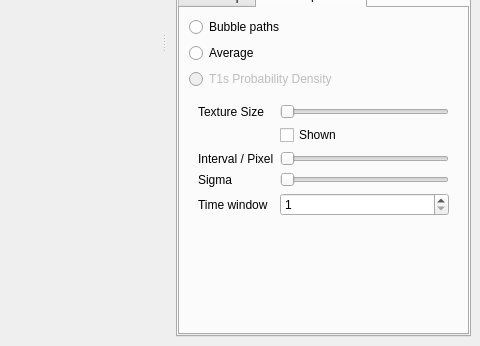
First picture: the form in MainWindow.ui, repository danlipsa/foamvis, before the edit; both pictures show x 532 to 1012 and y 263 to 609 of the 1012 by 609 pixel window.
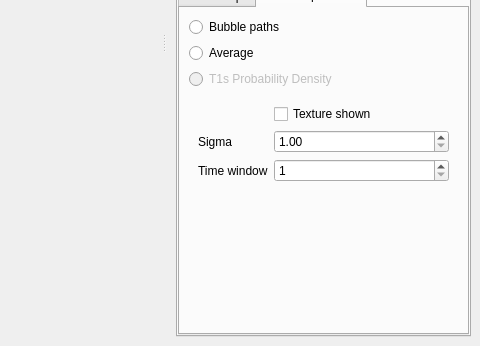
Second picture: the form after the edit. The open tabs and pages were chosen to show the change. Custom widgets are drawn as their Qt base class.

Diff of the .ui file:
```diff
--- a/MainWindow.ui
+++ b/MainWindow.ui
@@ -1907,63 +1907,28 @@
                  <property name="fieldGrowthPolicy">
                   <enum>QFormLayout::AllNonFixedFieldsGrow</enum>
                  </property>
-                 <item row="0" column="0">
-                  <widget class="QLabel" name="label_28">
-                   <property name="text">
-                    <string>Texture Size</string>
-                   </property>
-                  </widget>
-                 </item>
                  <item row="0" column="1">
-                  <widget class="QSlider" name="horizontalSliderT1sKernelTextureSize">
-                   <property name="orientation">
-                    <enum>Qt::Horizontal</enum>
-                   </property>
-                  </widget>
-                 </item>
-                 <item row="1" column="1">
-                  <widget class="QCheckBox" name="checkBoxTextureSizeShown">
+                  <widget class="QCheckBox" name="checkBoxTextureShown">
                    <property name="text">
-                    <string>Shown</string>
+                    <string>Texture shown</string>
                    </property>
                   </widget>
                  </item>
-                 <item row="2" column="1">
-                  <widget class="QSlider" name="horizontalSliderT1sKernelIntervalPerPixel">
-                   <property name="orientation">
-                    <enum>Qt::Horizontal</enum>
-                   </property>
-                  </widget>
-                 </item>
-                 <item row="3" column="0">
+                 <item row="1" column="0">
                   <widget class="QLabel" name="label_31">
                    <property name="text">
                     <string>Sigma</string>
                    </property>
                   </widget>
                  </item>
-                 <item row="3" column="1">
-                  <widget class="QSlider" name="horizontalSliderT1sKernelSigma">
-                   <property name="orientation">
-                    <enum>Qt::Horizontal</enum>
-                   </property>
-                  </widget>
-                 </item>
                  <item row="2" column="0">
-                  <widget class="QLabel" name="label_30">
-                   <property name="text">
-                    <string>Interval / Pixel</string>
-                   </property>
-                  </widget>
-                 </item>
-                 <item row="4" column="0">
                   <widget class="QLabel" name="labelAverageTimeWindow_2">
                    <property name="text">
                     <string>Time window</string>
                    </property>
                   </widget>
                  </item>
-                 <item row="4" column="1">
+                 <item row="2" column="1">
                   <widget class="QSpinBox" name="spinBoxT1sTimeWindow">
                    <property name="minimum">
                     <number>1</number>
@@ -1973,6 +1938,16 @@
                    </property>
                   </widget>
                  </item>
+                 <item row="1" column="1">
+                  <widget class="QDoubleSpinBox" name="doubleSpinBoxKernelSigma">
+                   <property name="minimum">
+                    <double>1.000000000000000</double>
+                   </property>
+                   <property name="maximum">
+                    <double>7.000000000000000</double>
+                   </property>
+                  </widget>
+                 </item>
                 </layout>
                </widget>
               </widget>
```
Left out of the diff: 183 changed lines with no effect on the pictures.
